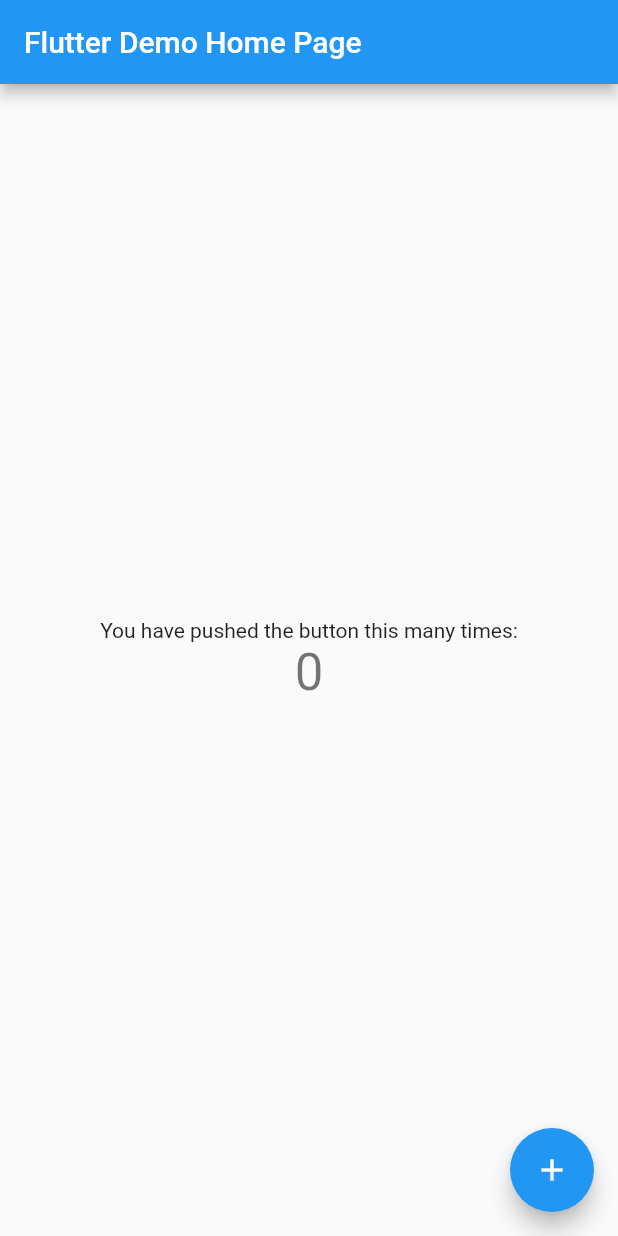
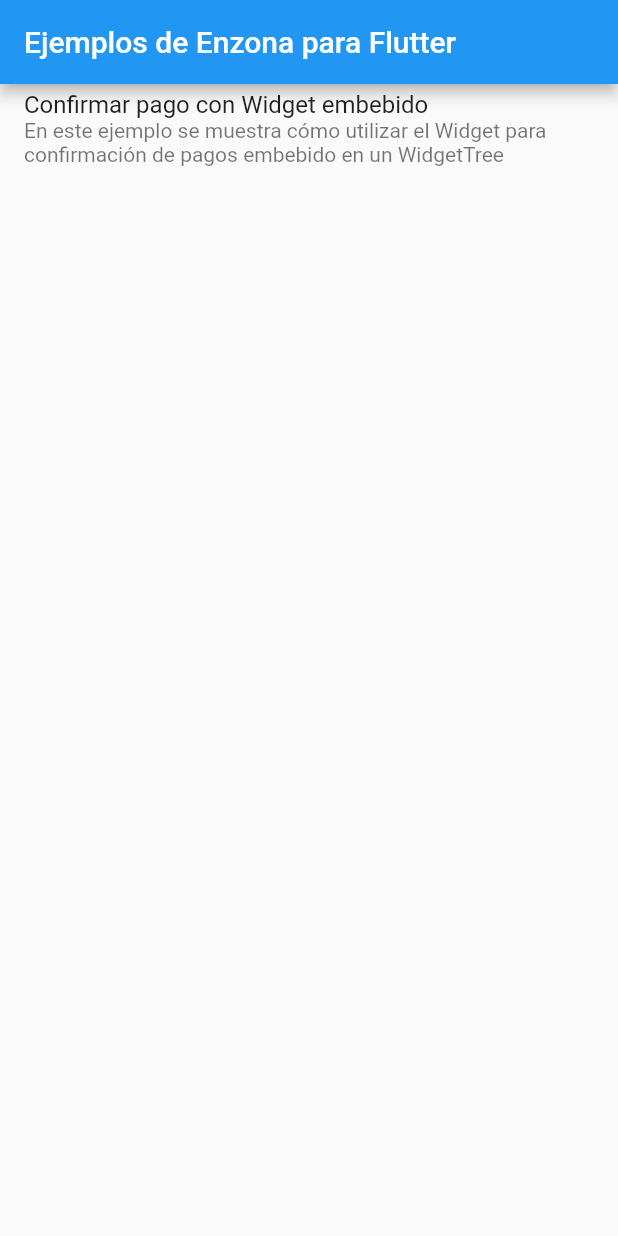
Before and after one commit to luis901101/enzona, a Flutter app: the screen it shows after launch, on a phone screen of 412 x 824 dp. Run offline on Flutter 3.47's test engine with Material 2 defaults, Android fonts, the phone set to English and light mode, and no system bars; our stand-ins replace chopper; missing offline and left inert: oauth2, webviewx; generated files the repository leaves out were written again.

```diff
--- a/enzona_flutter/example/lib/main.dart
+++ b/enzona_flutter/example/lib/main.dart
@@ -1,4 +1,24 @@
+import 'package:example/src/page/payment_confirmation_embed_page.dart';
 import 'package:flutter/material.dart';
+
+/// Make sure to put all of this environment variables in your
+/// flutter run command or in your Additional run args in your selected
+/// configuration.
+///
+/// For example:
+///
+/// flutter run
+/// --dart-define=ENZONA_API_URL=https://apisandbox.enzona.net/payment/v1.0.0
+/// --dart-define=ENZONA_ACCESS_TOKEN_URL=https://apisandbox.enzona.net/token
+/// --dart-define=ENZONA_CONSUMER_KEY=your_consumer_key
+/// --dart-define=ENZONA_CONSUMER_SECRET=your_consumer_secret
+/// --dart-define=ENZONA_SCOPES=am_application_scope,enzona_business_payment,enzona_business_qr
+///
+const String apiUrl = String.fromEnvironment('ENZONA_API_URL', defaultValue: 'https://apisandbox.enzona.net/payment/v1.0.0');
+const String accessTokenUrl = String.fromEnvironment('ENZONA_ACCESS_TOKEN_URL', defaultValue: 'https://apisandbox.enzona.net/token');
+const String consumerKey = String.fromEnvironment('ENZONA_CONSUMER_KEY', defaultValue: 'your_consumer_key');
+const String consumerSecret = String.fromEnvironment('ENZONA_CONSUMER_SECRET', defaultValue: 'your_consumer_secret');
+final List<String> scopes = const String.fromEnvironment('ENZONA_SCOPES', defaultValue: 'am_application_scope,enzona_business_payment,enzona_business_qr').split(',');
 
 void main() {
   runApp(const MyApp());
@@ -24,92 +44,33 @@ class MyApp extends StatelessWidget {
         // is not restarted.
         primarySwatch: Colors.blue,
       ),
-      home: const MyHomePage(title: 'Flutter Demo Home Page'),
+      home: const MyHomePage(),
     );
   }
 }
 
-class MyHomePage extends StatefulWidget {
-  const MyHomePage({Key? key, required this.title}) : super(key: key);
-
-  // This widget is the home page of your application. It is stateful, meaning
-  // that it has a State object (defined below) that contains fields that affect
-  // how it looks.
-
-  // This class is the configuration for the state. It holds the values (in this
-  // case the title) provided by the parent (in this case the App widget) and
-  // used by the build method of the State. Fields in a Widget subclass are
-  // always marked "final".
-
-  final String title;
-
-  @override
-  State<MyHomePage> createState() => _MyHomePageState();
-}
-
-class _MyHomePageState extends State<MyHomePage> {
-  int _counter = 0;
-
-  void _incrementCounter() {
-    setState(() {
-      // This call to setState tells the Flutter framework that something has
-      // changed in this State, which causes it to rerun the build method below
-      // so that the display can reflect the updated values. If we changed
-      // _counter without calling setState(), then the build method would not be
-      // called again, and so nothing would appear to happen.
-      _counter++;
-    });
-  }
+class MyHomePage extends StatelessWidget {
+  const MyHomePage({Key? key}) : super(key: key);
 
   @override
   Widget build(BuildContext context) {
-    // This method is rerun every time setState is called, for instance as done
-    // by the _incrementCounter method above.
-    //
-    // The Flutter framework has been optimized to make rerunning build methods
-    // fast, so that you can just rebuild anything that needs updating rather
-    // than having to individually change instances of widgets.
     return Scaffold(
       appBar: AppBar(
-        // Here we take the value from the MyHomePage object that was created by
-        // the App.build method, and use it to set our appbar title.
-        title: Text(widget.title),
+        title: const Text('Ejemplos de Enzona para Flutter'),
       ),
-      body: Center(
-        // Center is a layout widget. It takes a single child and positions it
-        // in the middle of the parent.
-        child: Column(
-          // Column is also a layout widget. It takes a list of children and
-          // arranges them vertically. By default, it sizes itself to fit its
-          // children horizontally, and tries to be as tall as its parent.
-          //
-          // Invoke "debug painting" (press "p" in the console, choose the
-          // "Toggle Debug Paint" action from the Flutter Inspector in Android
-          // Studio, or the "Toggle Debug Paint" command in Visual Studio Code)
-          // to see the wireframe for each widget.
-          //
-          // Column has various properties to control how it sizes itself and
-          // how it positions its children. Here we use mainAxisAlignment to
-          // center the children vertically; the main axis here is the vertical
-          // axis because Columns are vertical (the cross axis would be
-          // horizontal).
-          mainAxisAlignment: MainAxisAlignment.center,
-          children: <Widget>[
-            const Text(
-              'You have pushed the button this many times:',
-            ),
-            Text(
-              '$_counter',
-              style: Theme.of(context).textTheme.headline4,
+      body: Scrollbar(
+        child: ListView(
+          children: [
+            ListTile(
+              title: const Text('Confirmar pago con Widget embebido'),
+              subtitle: const Text('En este ejemplo se muestra cómo utilizar el Widget para confirmación de pagos embebido en un WidgetTree'),
+              onTap: () {
+                Navigator.push(context, MaterialPageRoute(builder: (context) => const PaymentConfirmationEmbedPage()));
+              },
             ),
           ],
-        ),
+        )
       ),
-      floatingActionButton: FloatingActionButton(
-        onPressed: _incrementCounter,
-        tooltip: 'Increment',
-        child: const Icon(Icons.add),
-      ), // This trailing comma makes auto-formatting nicer for build methods.
     );
   }
 }
```
Also changed, not shown: enzona_flutter/example/lib/src/page/payment_confirmation_embed_page.dart (added, +221 -0 lines), enzona_flutter/example/lib/src/utils/modal_progress_hud.dart (added, +64 -0 lines), enzona_flutter/example/pubspec.yaml (+3 -6 lines), enzona_flutter/example/pubspec.lock, 7 other files.
